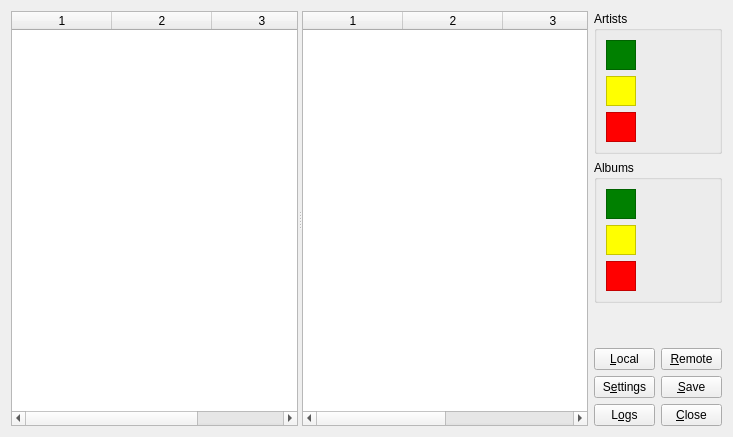
Old version of the form ui/main.ui in the repository KenjiTakahashi/gayeogi.
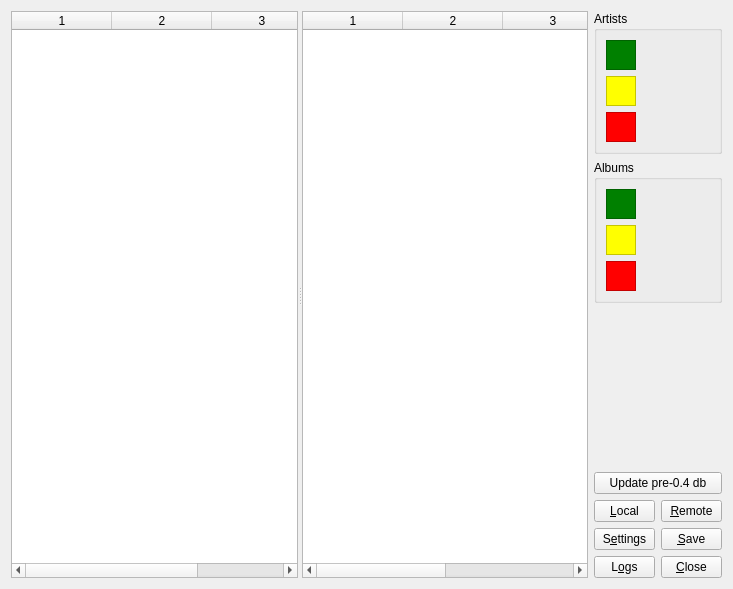
New version of the form.

What changed in the file:
```diff
--- a/ui/main.ui
+++ b/ui/main.ui
@@ -7,7 +7,7 @@
     <x>0</x>
     <y>0</y>
     <width>733</width>
-    <height>437</height>
+    <height>589</height>
    </rect>
   </property>
   <layout class="QHBoxLayout" name="horizontalLayout_2">
@@ -252,7 +252,7 @@
         </property>
        </spacer>
       </item>
-      <item row="4" column="1">
+      <item row="5" column="1">
        <widget class="QPushButton" name="save">
         <property name="maximumSize">
          <size>
@@ -268,7 +268,7 @@
         </property>
        </widget>
       </item>
-      <item row="5" column="0">
+      <item row="6" column="0">
        <widget class="QPushButton" name="log">
         <property name="maximumSize">
          <size>
@@ -284,7 +284,7 @@
         </property>
        </widget>
       </item>
-      <item row="5" column="1">
+      <item row="6" column="1">
        <widget class="QPushButton" name="close">
         <property name="maximumSize">
          <size>
@@ -300,7 +300,7 @@
         </property>
        </widget>
       </item>
-      <item row="3" column="1">
+      <item row="4" column="1">
        <widget class="QPushButton" name="remote">
         <property name="maximumSize">
          <size>
@@ -316,7 +316,7 @@
         </property>
        </widget>
       </item>
-      <item row="4" column="0">
+      <item row="5" column="0">
        <widget class="QPushButton" name="settings">
         <property name="maximumSize">
          <size>
@@ -329,7 +329,7 @@
         </property>
        </widget>
       </item>
-      <item row="3" column="0">
+      <item row="4" column="0">
        <widget class="QPushButton" name="local">
         <property name="maximumSize">
          <size>
@@ -342,6 +342,13 @@
         </property>
        </widget>
       </item>
+      <item row="3" column="0" colspan="2">
+       <widget class="QPushButton" name="pre04">
+        <property name="text">
+         <string>Update pre-0.4 db</string>
+        </property>
+       </widget>
+      </item>
      </layout>
     </widget>
    </item>
```
Left out of the diff: 6 changed lines with no effect on the pictures.
